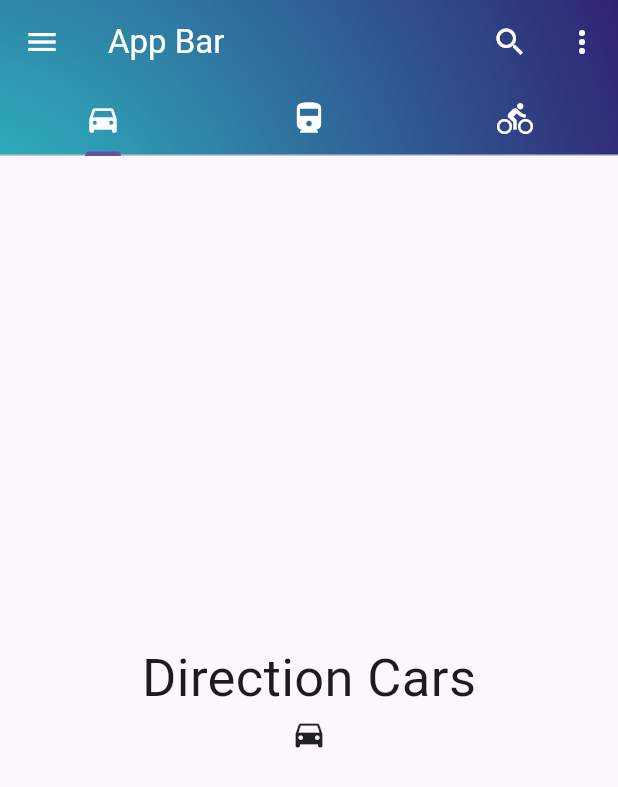
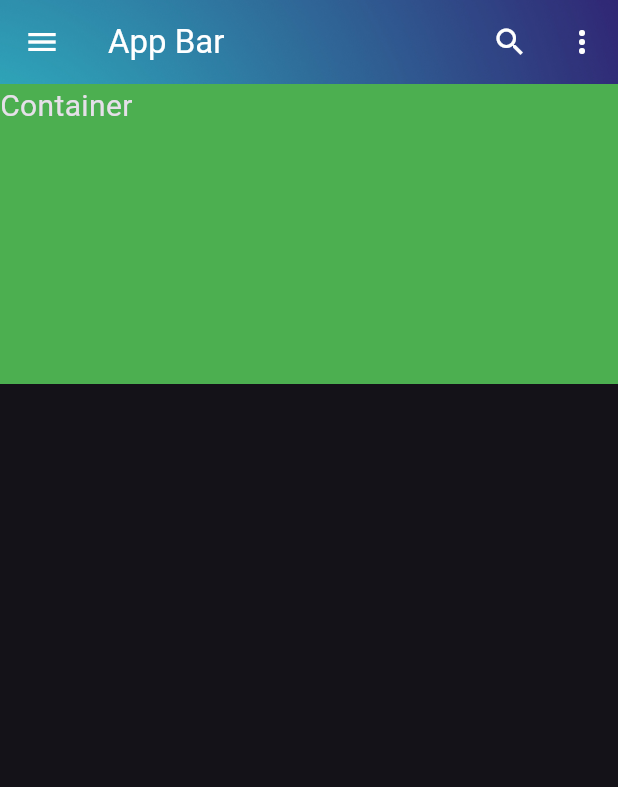
Before and after one commit to RuzbihanZaleek/flutter_demo, a Flutter app: the screen it shows after launch, on a phone screen of 412 x 824 dp. Shown: the top 787 px of the screen. Run offline on Flutter 3.47's test engine with Material 3 defaults, Android fonts, the phone set to English and light mode, and no system bars; our stand-ins replace device_preview.

Commit message:
Container Widget

```diff
--- a/lib/main.dart
+++ b/lib/main.dart
@@ -18,11 +18,14 @@ class MyApp extends StatelessWidget {
   @override
   Widget build(BuildContext context) {
     return MaterialApp(
-      debugShowCheckedModeBanner: false, //remove debug badge
+      debugShowCheckedModeBanner: false,
+      //remove debug badge
       locale: DevicePreview.locale(context),
       builder: DevicePreview.appBuilder,
       title: 'Flutter Demo',
-      home: MyHomePage(),
+      theme:
+          ThemeData(brightness: Brightness.dark, primarySwatch: Colors.orange),
+      home: const MyHomePage(),
     );
   }
 }
@@ -61,32 +64,36 @@ class MyHomePage extends StatelessWidget {
             "assets/back.jpg", // displays in a small area without fit
             fit: BoxFit.cover, // cover full app bar space
           ),
-            bottom: const TabBar(
-              tabs: [
-                Tab(icon: Icon(Icons.directions_car, color: Colors.white)),
-                Tab(icon: Icon(Icons.directions_train, color: Colors.white)),
-                Tab(icon: Icon(Icons.directions_bike, color: Colors.white))
-              ],
+          // bottom: const TabBar(
+          //   tabs: [
+          //     Tab(icon: Icon(Icons.directions_car, color: Colors.white)),
+          //     Tab(icon: Icon(Icons.directions_train, color: Colors.white)),
+          //     Tab(icon: Icon(Icons.directions_bike, color: Colors.white))
+          //   ],
+          // ),
+          backgroundColor:
+              Colors.blue, //flexible space will override background color
         ),
-            backgroundColor: Colors.blue, //flexible space will override background color
+        body: Container(
+          color: Colors.green,
+          height: 200.0,
+          width: double.infinity,
+          child: Text(
+            "Container",
+            style: TextStyle(fontSize: 20.0),
           ),
-          body: TabBarView(
-            children: [
-              tabBody("Direction Cars", Icons.directions_car),
-              tabBody("Direction Train", Icons.directions_train),
-              tabBody("Direction Bike", Icons.directions_bike),
-            ],
-          )),
+        ),
+      ),
     );
   }
 }
 
-Widget tabBody(String? bodyText, IconData icon) {
-  return Column(
-    mainAxisAlignment: MainAxisAlignment.center,
-    children: [
-      Text("$bodyText", style: const TextStyle(fontSize: 35.0)),
-      Icon(icon)
-    ],
-  );
-}
+// Widget tabBody(String? bodyText, IconData icon) {
+//   return Column(
+//     mainAxisAlignment: MainAxisAlignment.center,
+//     children: [
+//       Text("$bodyText", style: const TextStyle(fontSize: 35.0)),
+//       Icon(icon)
+//     ],
+//   );
+// }
```
Lines whose indentation alone changed are shown as unchanged.
